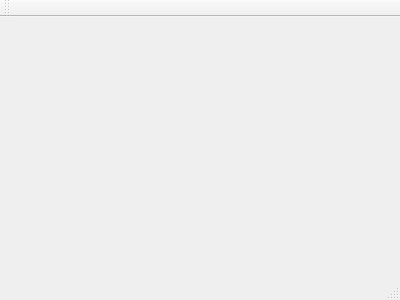
First picture: the form in sketchbook/mainwindow.ui, repository SergejZwaan/QT, before the edit.
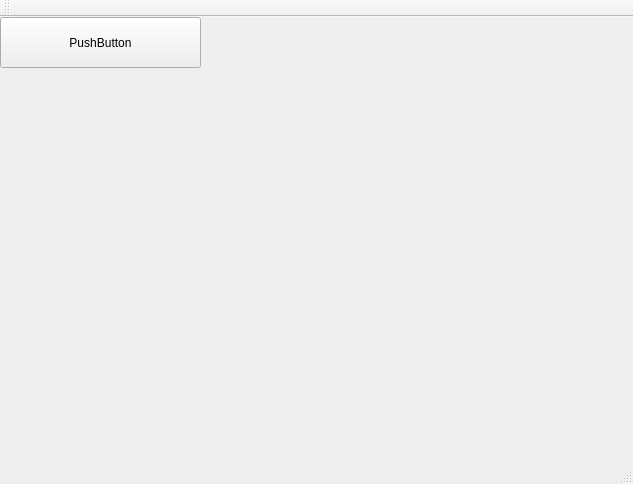
Second picture: the form after the edit.

What changed in the file:
```diff
--- a/sketchbook/mainwindow.ui
+++ b/sketchbook/mainwindow.ui
@@ -1,24 +1,53 @@
 <ui version="4.0">
  <class>MainWindow</class>
- <widget class="QMainWindow" name="MainWindow" >
-  <property name="geometry" >
+ <widget class="QMainWindow" name="MainWindow">
+  <property name="geometry">
    <rect>
     <x>0</x>
     <y>0</y>
-    <width>400</width>
-    <height>300</height>
+    <width>633</width>
+    <height>484</height>
    </rect>
   </property>
   <property name="windowTitle" >
    <string>MainWindow</string>
   </property>
-  <widget class="QMenuBar" name="menuBar" />
-  <widget class="QToolBar" name="mainToolBar" />
-  <widget class="QWidget" name="centralWidget" />
-  <widget class="QStatusBar" name="statusBar" />
+  <widget class="QWidget" name="centralWidget">
+   <widget class="QPushButton" name="pushButton">
+    <property name="geometry">
+     <rect>
+      <x>0</x>
+      <y>0</y>
+      <width>201</width>
+      <height>51</height>
+     </rect>
+    </property>
+    <property name="text">
+     <string>PushButton</string>
+    </property>
+   </widget>
+  </widget>
+  <widget class="QMenuBar" name="menuBar">
+   <property name="geometry">
+    <rect>
+     <x>0</x>
+     <y>0</y>
+     <width>633</width>
+     <height>22</height>
+    </rect>
+   </property>
+  </widget>
+  <widget class="QToolBar" name="mainToolBar">
+   <attribute name="toolBarArea">
+    <enum>TopToolBarArea</enum>
+   </attribute>
+   <attribute name="toolBarBreak">
+    <bool>false</bool>
+   </attribute>
+  </widget>
+  <widget class="QStatusBar" name="statusBar"/>
  </widget>
- <layoutDefault spacing="6" margin="11" />
- <pixmapfunction></pixmapfunction>
+ <layoutdefault spacing="6" margin="11"/>
  <resources/>
  <connections/>
 </ui>
```
Left out of the diff: 3 changed lines with no effect on the pictures.
